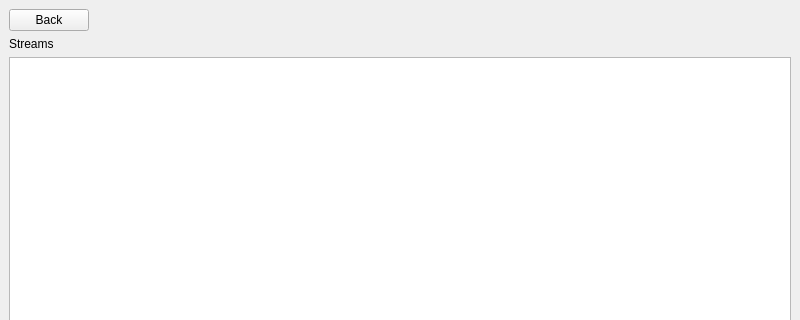
Old version of the form views/streamview.ui in the repository Vermont-EPSCoR/Macroinvertebrates; both pictures show x 0 to 800 and y 0 to 320 of the 800 by 600 pixel window.
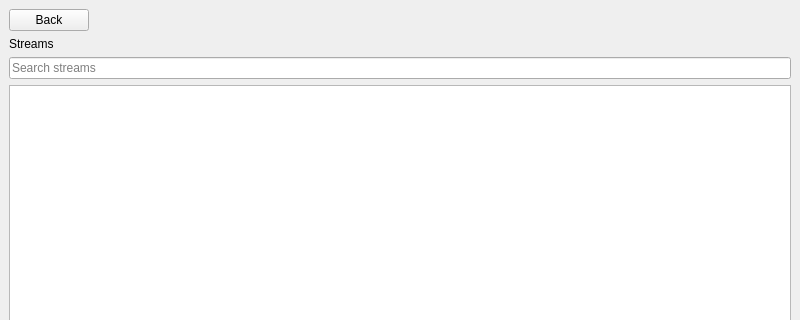
New version of the form.

Commit message: Adds a simple filter to streams based on their title

Patch:
```diff
--- a/views/streamview.ui
+++ b/views/streamview.ui
@@ -46,6 +46,13 @@
       </property>
      </widget>
     </item>
+    <item>
+     <widget class="QLineEdit" name="lineEdit">
+      <property name="placeholderText">
+       <string>Search streams</string>
+      </property>
+     </widget>
+    </item>
     <item>
      <widget class="QListWidget" name="listWidget">
       <property name="iconSize">
```
The commit also changes 2 other files.
